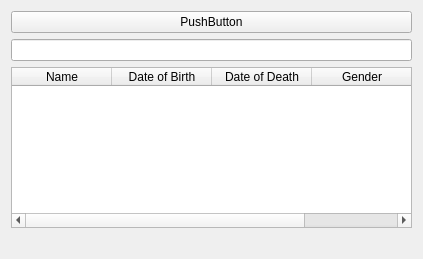
Old version of the form SkilThrju/orderscientists.ui in the repository karigeir/Skil3.
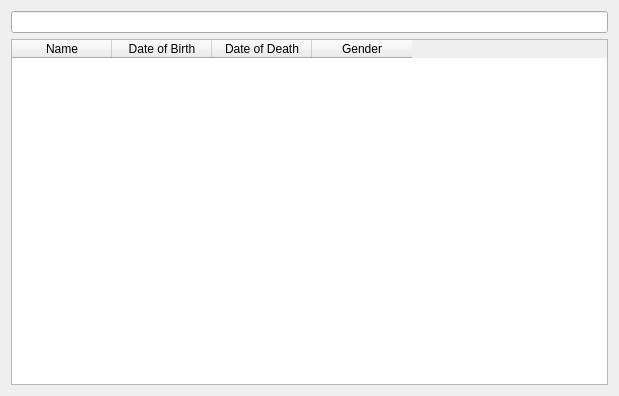
New version of the form.

Commit message: list of scientists displayed

The edit to the form file:
```diff
--- a/SkilThrju/orderscientists.ui
+++ b/SkilThrju/orderscientists.ui
@@ -6,8 +6,8 @@
    <rect>
     <x>0</x>
     <y>0</y>
-    <width>423</width>
-    <height>259</height>
+    <width>619</width>
+    <height>396</height>
    </rect>
   </property>
   <property name="windowTitle">
@@ -15,19 +15,12 @@
   </property>
   <layout class="QVBoxLayout" name="verticalLayout">
    <item>
-    <widget class="QPushButton" name="pushButton">
-     <property name="text">
-      <string>PushButton</string>
-     </property>
-    </widget>
-   </item>
-   <item>
-    <widget class="QLineEdit" name="lineEdit"/>
+    <widget class="QLineEdit" name="Search_lineEdit"/>
    </item>
    <item>
     <layout class="QGridLayout" name="gridLayout">
-     <item row="0" column="0">
-      <widget class="QTableWidget" name="tableWidget">
+     <item row="0" column="0" rowspan="2">
+      <widget class="QTableWidget" name="displayScientists_tableWidget">
        <property name="autoFillBackground">
         <bool>false</bool>
        </property>
@@ -58,19 +51,6 @@
      </item>
     </layout>
    </item>
-   <item>
-    <spacer name="horizontalSpacer">
-     <property name="orientation">
-      <enum>Qt::Horizontal</enum>
-     </property>
-     <property name="sizeHint" stdset="0">
-      <size>
-       <width>40</width>
-       <height>20</height>
-      </size>
-     </property>
-    </spacer>
-   </item>
   </layout>
  </widget>
  <resources/>
```
The commit also changes 13 other files.
